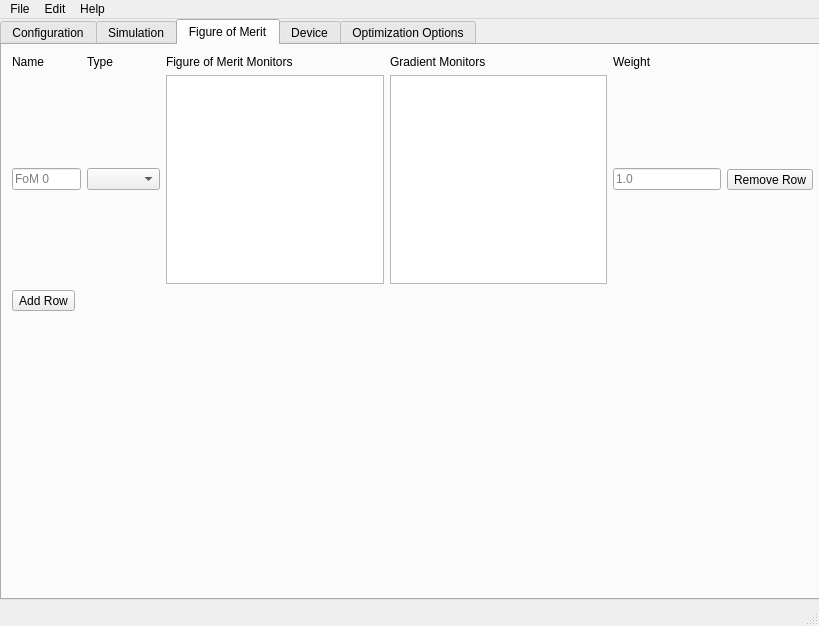
First picture: the form in vipdopt/gui/settings.ui, repository Faraon-Lab/vipdopt, before the edit.
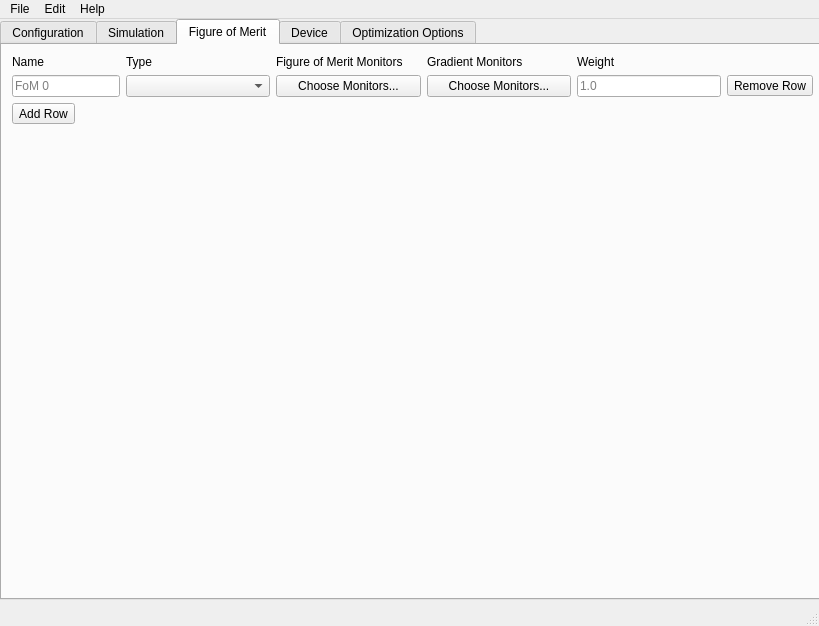
Second picture: the form after the edit. The open tabs and pages were chosen to show the change.

The edit to the form file:
```diff
--- a/vipdopt/gui/settings.ui
+++ b/vipdopt/gui/settings.ui
@@ -281,9 +281,6 @@
            </property>
           </widget>
          </item>
-         <item row="1" column="3">
-          <widget class="QListWidget" name="fom_grad_mon_listWidget_0"/>
-         </item>
          <item row="1" column="1">
           <widget class="QComboBox" name="fom_type_comboBox_0">
            <property name="placeholderText">
@@ -298,9 +295,6 @@
            </property>
           </widget>
          </item>
-         <item row="1" column="2">
-          <widget class="QListWidget" name="fom_fom_mon_listWidget_0"/>
-         </item>
          <item row="1" column="0">
           <widget class="QLineEdit" name="fom_name_lineEdit_0">
            <property name="sizePolicy">
@@ -328,6 +322,20 @@
            </property>
           </widget>
          </item>
+         <item row="1" column="2">
+          <widget class="QPushButton" name="fom_fom_pushButton_0">
+           <property name="text">
+            <string>Choose Monitors...</string>
+           </property>
+          </widget>
+         </item>
+         <item row="1" column="3">
+          <widget class="QPushButton" name="fom_grad_pushButton_0">
+           <property name="text">
+            <string>Choose Monitors...</string>
+           </property>
+          </widget>
+         </item>
         </layout>
        </item>
        <item>
```
Left out of the diff: 2 changed lines with no effect on the pictures.
